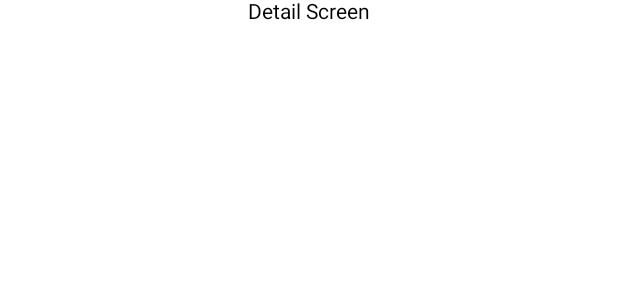
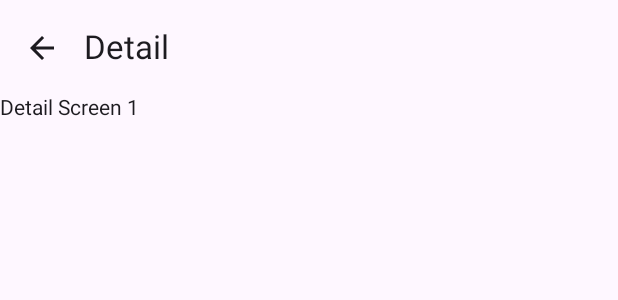
Before and after one commit to tepex/rick-and-morty, an Android app built with Jetpack Compose: the @Preview function DetailScreenPreview, on a phone screen of 412 x 824 dp. Shown: the top 300 px of the screen. Run offline under Robolectric (Android 15) with nearby library versions, the phone set to English and light mode, and no system bars.

Commit message:
fix(presentation): add Scaffold

```diff
--- a/app/build.gradle.kts
+++ b/app/build.gradle.kts
@@ -55,6 +55,7 @@ dependencies {
     implementation(libs.androidx.compose.ui)
     implementation(libs.androidx.compose.ui.graphics)
     implementation(libs.androidx.compose.ui.tooling.preview)
+    implementation(libs.androidx.compose.material.icons)
     implementation(libs.androidx.compose.material3)
     implementation(libs.androidx.compose.material3.adaptive.navigation.suite)
     implementation(libs.timber)
--- a/app/gradle.properties
+++ b/app/gradle.properties
@@ -1,2 +1,2 @@
-group=ru.work-mate.rick-and-morty.cli
-version=0.0.1
+group=ru.work-mate.rick-and-morty.app
+version=0.0.2
--- a/app/src/main/kotlin/presentation/ui/DetailScreen.kt
+++ b/app/src/main/kotlin/presentation/ui/DetailScreen.kt
@@ -1,23 +1,46 @@
 package ru.work_mate.rick_and_morty.presentation.ui
 
-import androidx.compose.foundation.layout.Arrangement
-import androidx.compose.foundation.layout.Column
-import androidx.compose.foundation.layout.fillMaxSize
+import androidx.compose.foundation.layout.padding
+import androidx.compose.material.icons.Icons
+import androidx.compose.material.icons.automirrored.filled.ArrowBack
+import androidx.compose.material3.ExperimentalMaterial3Api
+import androidx.compose.material3.IconButton
+import androidx.compose.material3.Scaffold
+import androidx.compose.material3.Icon
 import androidx.compose.material3.Text
+import androidx.compose.material3.TopAppBar
 import androidx.compose.runtime.Composable
-import androidx.compose.ui.Alignment
 import androidx.compose.ui.Modifier
 import androidx.compose.ui.tooling.preview.Preview
 
+@OptIn(ExperimentalMaterial3Api::class)
 @Composable
 fun DetailScreen(id: Int) {
-    Column(
-        modifier = Modifier.fillMaxSize(),
-        verticalArrangement = Arrangement.Top,
-        horizontalAlignment = Alignment.CenterHorizontally
-    ) {
-        Text(text = "Detail Screen")
-    }
+    Scaffold(
+        topBar = {
+            TopAppBar(
+                title = { Text(text = "Detail") },
+                navigationIcon = {
+                    //if (navController.previousBackStackEntry != null) {
+                        IconButton(onClick = { /*navController.navigateUp()*/ }) {
+                            Icon(
+                                imageVector = Icons.AutoMirrored.Filled.ArrowBack,
+                                contentDescription = "Back"
+                            )
+                        }
+                    //}
+                }
+            )
+        },
+        content = { paddingValues ->
+            // Your screen content goes here
+            // Example:
+            Text(
+                text = "Detail Screen $id",
+                modifier = Modifier.padding(paddingValues)
+            )
+        }
+    )
 }
 
 @Preview
--- a/gradle.properties
+++ b/gradle.properties
@@ -7,6 +7,3 @@ kotlin.code.style=official
 
 android.useAndroidX=true
 android.nonTransitiveRClass=true
-
-group=ru.work-mate.rick-and-morty
-version=0.0.1
--- a/gradle/libs.versions.toml
+++ b/gradle/libs.versions.toml
@@ -31,6 +31,7 @@ androidx-compose-ui-graphics = { group = "androidx.compose.ui", name = "ui-graph
 androidx-compose-ui-tooling = { group = "androidx.compose.ui", name = "ui-tooling" }
 androidx-compose-ui-tooling-preview = { group = "androidx.compose.ui", name = "ui-tooling-preview" }
 androidx-compose-ui-test-manifest = { group = "androidx.compose.ui", name = "ui-test-manifest" }
+androidx-compose-material-icons = { group = "androidx.compose.material", name = "material-icons-core" }
 androidx-compose-material3 = { group = "androidx.compose.material3", name = "material3" }
 androidx-compose-material3-adaptive-navigation-suite = { group = "androidx.compose.material3", name = "material3-adaptive-navigation-suite" }
 
```
